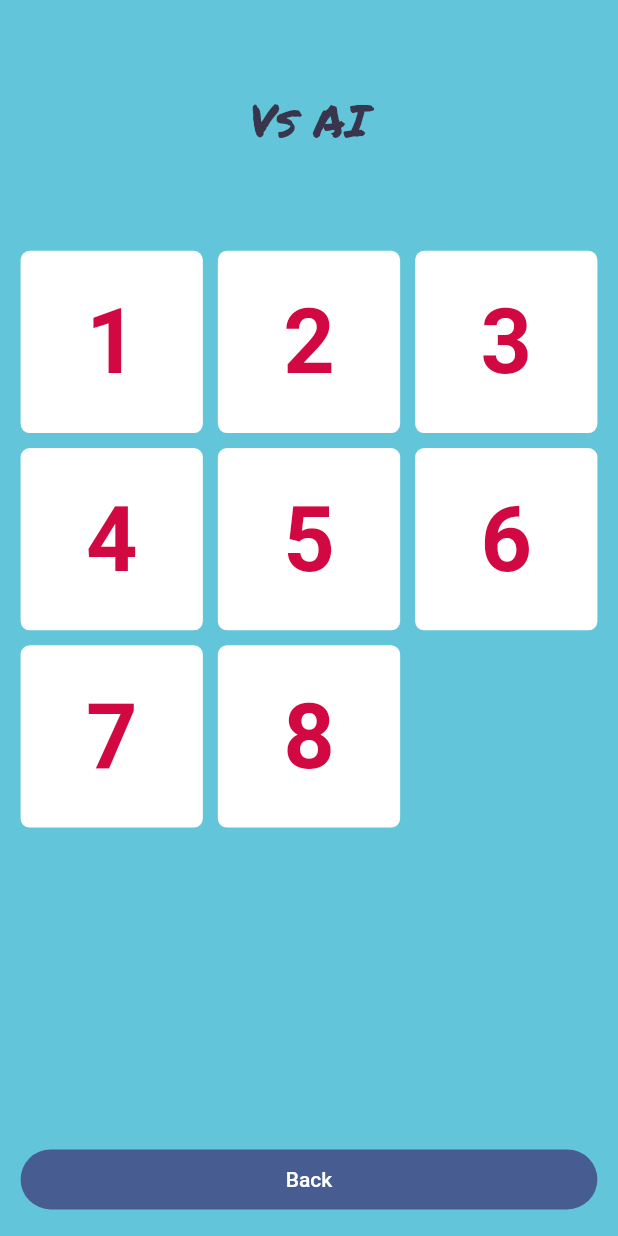
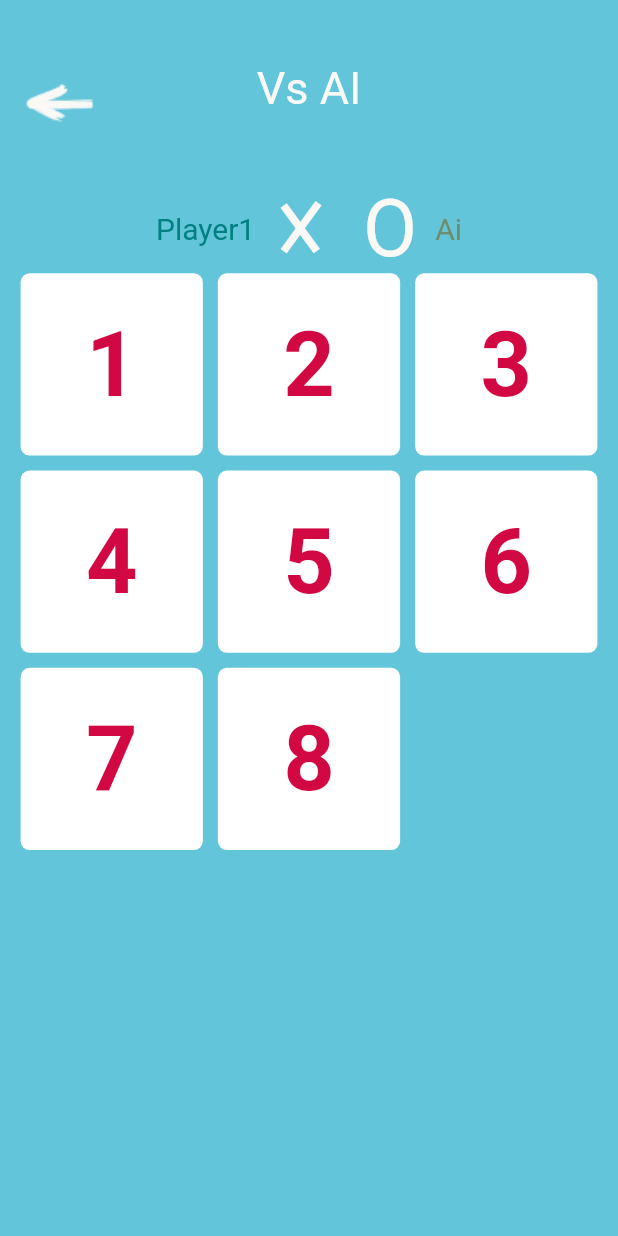
Before and after one commit to cshanjib/tictactoe_flutter, a Flutter app: the LevelSelectionScreen screen opened directly, on a phone screen of 412 x 824 dp. Run offline on Flutter 3.47's test engine with Material 2 defaults, Android fonts, the light colour scheme and no system bars; our stand-ins replace audioplayers, firebase_core, firebase_crashlytics, go_router, google_mobile_ads, in_app_purchase and 1 more; missing offline and left inert: games_services; accounts and stored records are empty; Roboto replaces fonts that are missing (Cloudy, cloudy).

Commit message:
updated level selection screen

```diff
--- a/lib/src/game_internals/board_setting.dart
+++ b/lib/src/game_internals/board_setting.dart
@@ -28,6 +28,21 @@ class BoardSetting {
 
   Side get opponentSide => playerSide == Side.X ? Side.O : Side.X;
 
+  BoardSetting update(
+      {int? m,
+      int? n,
+      int? k,
+      int? gameId,
+      bool? playerIsX,
+      bool? opponentStarts,
+      AiOpponent? aiOpponent}) {
+    return BoardSetting(m ?? this.m, n ?? this.n, k ?? this.k,
+        gameId: gameId ?? this.gameId,
+        opponentStarts: opponentStarts ?? this.opponentStarts,
+        aiOpponent: aiOpponent ?? this.aiOpponent,
+        playerIsX: playerIsX ?? (this.playerSide == Side.X));
+  }
+
   @override
   bool operator ==(Object other) {
     return other is BoardSetting &&
--- /dev/null
+++ b/lib/src/game_internals/level_selection_state.dart
@@ -0,0 +1,42 @@
+import 'package:flutter/foundation.dart';
+import 'package:tictactoe/src/game_internals/board_setting.dart';
+import 'package:tictactoe/src/game_internals/enums.dart';
+import 'package:tictactoe/src/level_selection/game_map.dart';
+
+class LevelSelectionState extends ChangeNotifier {
+  BoardSetting setting;
+  GameMap selectedMap = gameMapList[0];
+  List<int> matchesReqList = _evaluateMatchesList(gameMapList[0]);
+  int matchRequired = gameMapList[0].setting.k;
+
+  LevelSelectionState({required this.setting});
+
+  int _progress = 0;
+
+  int get progress => _progress;
+
+  void togglePlayerOptions() {
+    setting = setting.update(playerIsX: setting.playerSide != Side.X);
+    notifyListeners();
+  }
+
+  void updateGameMap(GameMap? map) {
+    if (map == null) return;
+    selectedMap = map;
+    matchesReqList = _evaluateMatchesList(map);
+    matchRequired = matchesReqList[0];
+    notifyListeners();
+  }
+
+  void updateMatches(int? matchReq) {
+    if (matchReq == null) return;
+    matchRequired = matchReq;
+    notifyListeners();
+  }
+
+  static List<int> _evaluateMatchesList(GameMap map) {
+    return map.setting.k <= 3
+        ? [map.setting.k]
+        : [map.setting.k - 1, map.setting.k];
+  }
+}
--- a/lib/src/level_selection/game_map.dart
+++ b/lib/src/level_selection/game_map.dart
@@ -1,18 +1,32 @@
 import 'package:tictactoe/src/game_internals/board_setting.dart';
 
-class GameMap{
+class GameMap {
   final int id;
   final BoardSetting setting;
 
   const GameMap(this.id, this.setting);
 
+  @override
+  String toString() => '${setting.m} X ${setting.n}';
+
+  @override
+  bool operator ==(Object other) {
+    return other is GameMap && other.id == id && other.setting == setting;
+  }
+
+  @override
+  int get hashCode => Object.hash(id, setting);
 }
 
 const gameMaps = [
-
   GameMap(1, BoardSetting(3, 3, 3, gameId: 1)),
   GameMap(2, BoardSetting(4, 4, 3, gameId: 2)),
   GameMap(3, BoardSetting(4, 4, 4, gameId: 3)),
   GameMap(4, BoardSetting(5, 5, 4, gameId: 4)),
+];
 
+const gameMapList = [
+  GameMap(1, BoardSetting(3, 3, 3, gameId: 1)),
+  GameMap(2, BoardSetting(4, 4, 4, gameId: 2)),
+  GameMap(3, BoardSetting(5, 5, 5, gameId: 3)),
 ];
--- a/lib/src/level_selection/level_selection_screen.dart
+++ b/lib/src/level_selection/level_selection_screen.dart
@@ -1,9 +1,13 @@
 import 'package:flutter/material.dart';
 import 'package:go_router/go_router.dart';
 import 'package:provider/provider.dart';
+import 'package:tictactoe/src/game_internals/board_setting.dart';
+import 'package:tictactoe/src/game_internals/level_selection_state.dart';
 import 'package:tictactoe/src/level_selection/game_map.dart';
 import 'package:tictactoe/src/level_selection/level_selection_card.dart';
 import 'package:tictactoe/src/level_selection/map_selection_card.dart';
+import 'package:tictactoe/src/level_selection/map_selector.dart';
+import 'package:tictactoe/src/level_selection/option_selector.dart';
 import '../player_progress/player_progress.dart';
 import '../style/palette.dart';
 import '../style/responsive_screen.dart';
@@ -19,34 +23,43 @@ class LevelSelectionScreen extends StatelessWidget {
     final palette = context.watch<Palette>();
     final playerProgress = context.watch<PlayerProgress>();
 
-    return Scaffold(
+    return ChangeNotifierProvider(
+      create: (context) =>
+          LevelSelectionState(setting: BoardSetting.defaultBoard()),
+      child: Scaffold(
         backgroundColor: palette.text,
         body: ResponsiveScreen(
           squarishMainArea: Column(
             children: [
               Padding(
-              padding: const EdgeInsets.all(16),
-              child: Center(
+                padding: const EdgeInsets.only(bottom: 16),
+                child: Stack(
+                  children: [
+                    InkResponse(
+                        onTap: () => GoRouter.of(context).pop(),
+                        child: Image.asset(
+                          'assets/images/back.png',
+                          color: palette.backgroundMain,
+                        )),
+                    Center(
                       child: Text(
                         isVsMode ? "Vs Mode" : "Vs AI",
                         style:
-                      TextStyle(fontFamily: 'Permanent Marker', fontSize: 30),
+                            TextStyle(fontFamily: 'Cloudy', fontSize: 30, color: palette.backgroundMain),
                       ),
                     ),
+                  ],
                 ),
-            const SizedBox(height: 50),
+              ),
+              const SizedBox(height: 10),
+              OptionSelector(isVsMode: isVsMode,),
+
               Expanded(
                   child: isVsMode
-                    ? GridView.builder(
-                        gridDelegate: SliverGridDelegateWithFixedCrossAxisCount(
-                            crossAxisCount: 2,
-                            mainAxisSpacing: 2,
-                            crossAxisSpacing: 2),
-                        itemCount: gameMaps.length,
-                        itemBuilder: (context, index) =>
-                            MapSelectionCard(gameMaps[index]))
+                      ? MapSelector()
                       : GridView.builder(
-                        gridDelegate: SliverGridDelegateWithFixedCrossAxisCount(
+                          gridDelegate:
+                              SliverGridDelegateWithFixedCrossAxisCount(
                                   crossAxisCount: 3,
                                   mainAxisSpacing: 10,
                                   crossAxisSpacing: 10),
@@ -55,11 +68,13 @@ class LevelSelectionScreen extends StatelessWidget {
                               LevelSelectionCard(gameLevels[index])))
             ],
           ),
-        rectangularMenuArea: FilledButton(
-          onPressed: () {
-            GoRouter.of(context).go('/');
-          },
-          child: const Text('Back'),
+
+          // rectangularMenuArea: FilledButton(
+          //   onPressed: () {
+          //     GoRouter.of(context).go('/');
+          //   },
+          //   child: const Text('Back'),
+          // ),
         ),
       ),
     );
--- /dev/null
+++ b/lib/src/level_selection/option_selector.dart
@@ -0,0 +1,65 @@
+import 'package:flutter/material.dart';
+import 'package:provider/provider.dart';
+import 'package:tictactoe/src/game_internals/enums.dart';
+import 'package:tictactoe/src/game_internals/level_selection_state.dart';
+import 'package:tictactoe/src/main_menu/animate_o.dart';
+import 'package:tictactoe/src/main_menu/animate_x.dart';
+import 'package:tictactoe/src/style/palette.dart';
+
+class OptionSelector extends StatelessWidget {
+  final bool isVsMode;
+  const OptionSelector({Key? key, this.isVsMode = false}) : super(key: key);
+
+  @override
+  Widget build(BuildContext context) {
+    final playerSide =
+        context.select((LevelSelectionState state) => state.setting.playerSide);
+    final palette = context.watch<Palette>();
+
+    return GestureDetector(
+      onTap: () => context.read<LevelSelectionState>().togglePlayerOptions(),
+      behavior: HitTestBehavior.opaque,
+      child: Row(
+        mainAxisAlignment: MainAxisAlignment.center,
+        children: [
+          Text(
+            "Player1",
+            style: TextStyle(
+                fontSize: 20,
+                fontFamily: 'cloudy',
+                color: palette.colorOption1),
+          ),
+          AnimatedRotation(
+              duration: Duration(milliseconds: 400),
+              turns: playerSide == Side.X ? 0 : 0.5,
+              child: Row(
+                mainAxisAlignment: MainAxisAlignment.spaceBetween,
+                children: [
+                  SizedBox(
+                    width: 60,
+                    height: 60,
+                    child: AnimateX(
+                      color: palette.backgroundMain,
+                    ),
+                  ),
+                  SizedBox(
+                    width: 60,
+                    height: 60,
+                    child: AnimateO(
+                      color: palette.backgroundMain,
+                    ),
+                  ),
+                ],
+              )),
+          Text(
+            isVsMode ?  "Player2" : "Ai",
+            style: TextStyle(
+                fontSize: 20,
+                fontFamily: 'cloudy',
+                color: palette.colorOption2),
+          ),
+        ],
+      ),
+    );
+  }
+}
--- a/lib/src/style/responsive_screen.dart
+++ b/lib/src/style/responsive_screen.dart
@@ -1,5 +1,3 @@
-
-
 import 'package:flutter/material.dart';
 
 /// A widget that makes it easy to create a screen with a square-ish
@@ -12,7 +10,7 @@ class ResponsiveScreen extends StatelessWidget {
 
   /// The second-largest area after [squarishMainArea]. It can be narrow
   /// or wide.
-  final Widget rectangularMenuArea;
+  final Widget? rectangularMenuArea;
 
   /// An area reserved for some static text close to the top of the screen.
   final Widget topMessageArea;
@@ -23,7 +21,7 @@ class ResponsiveScreen extends StatelessWidget {
 
   const ResponsiveScreen({
     required this.squarishMainArea,
-    required this.rectangularMenuArea,
+    this.rectangularMenuArea,
     this.topMessageArea = const SizedBox.shrink(),
     this.mainAreaProminence = 0.8,
     super.key,
@@ -97,6 +95,7 @@ class ResponsiveScreen extends StatelessWidget {
                         child: topMessageArea,
                       ),
                     ),
+                    if (rectangularMenuArea != null)
                       Expanded(
                         child: SafeArea(
                           top: false,
```
Also changed, not shown: lib/main.dart (+6 -6 lines), lib/src/game_internals/level_state.dart (deleted, +0 -30 lines), lib/src/game_internals/tile.dart (+8 -8 lines), lib/src/level_selection/level_selection_card.dart (+9 -4 lines), lib/src/level_selection/map_selection_card.dart (+56 -11 lines), lib/src/level_selection/map_selector.dart (added, +91 -0 lines). Lines whose indentation alone changed are shown as unchanged.
